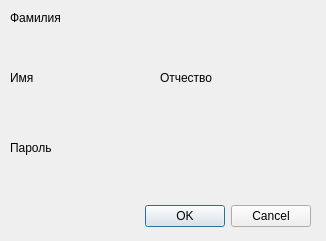
First picture: the form in m_cfg/operator_form.ui, repository xXRadioHeadXx/start7, before the edit.
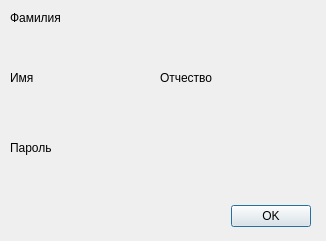
Second picture: the form after the edit. Custom widgets are drawn as their Qt base class.

Patch:
```diff
--- a/m_cfg/operator_form.ui
+++ b/m_cfg/operator_form.ui
@@ -26,7 +26,7 @@
     <enum>Qt::Horizontal</enum>
    </property>
    <property name="standardButtons">
-    <set>QDialogButtonBox::Cancel|QDialogButtonBox::Ok</set>
+    <set>QDialogButtonBox::Ok</set>
    </property>
   </widget>
   <widget class="QLabel" name="label">
```
Left out of the diff: 2 changed lines with no effect on the pictures.
